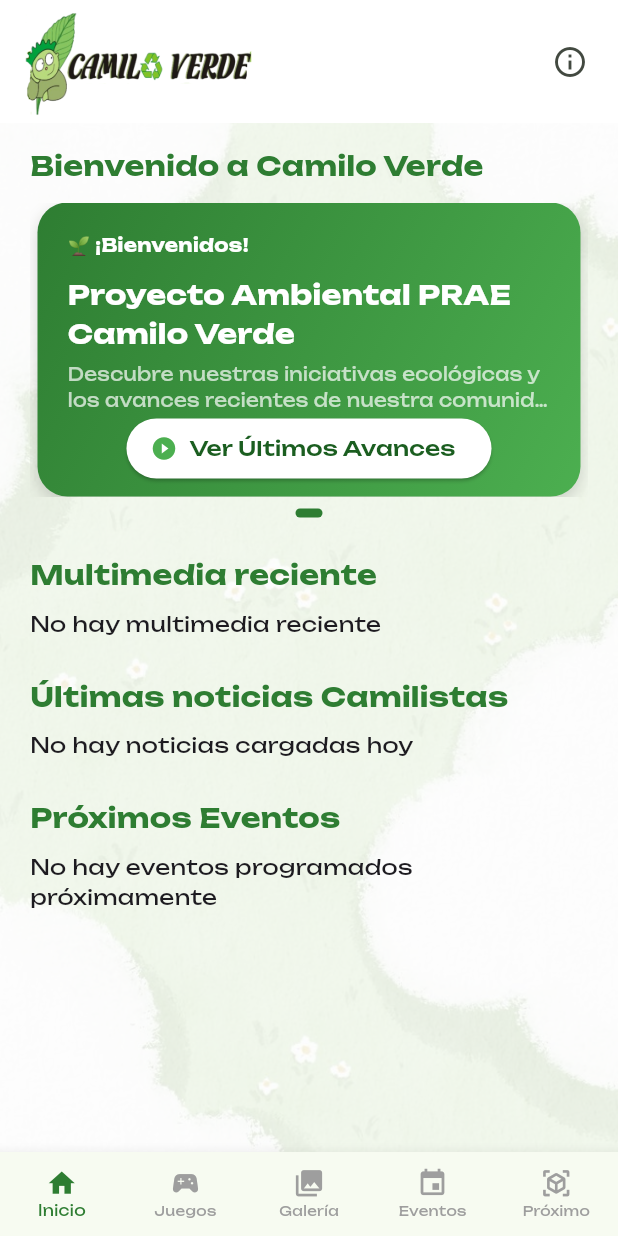
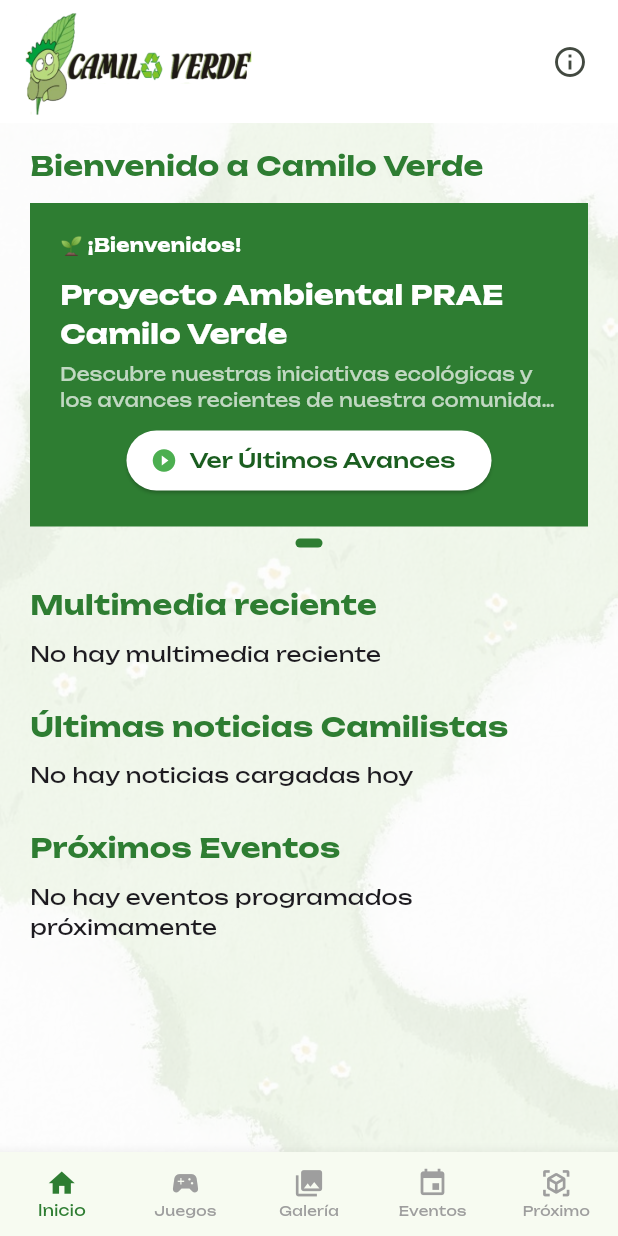
Before and after one commit to Elkin-M/Camilo_verde, a Flutter app: the screen it shows after launch, on a phone screen of 412 x 824 dp. Run offline on Flutter 3.47's test engine with Material 3 defaults, Android fonts, the phone set to English and light mode, and no system bars; our stand-ins replace google_fonts, video_player; missing offline and left inert: flame, gal, video_thumbnail; network calls fail.

Commit message:
Style welcome carousel as straight green banner

```diff
--- a/lib/screens/inicio_screen.dart
+++ b/lib/screens/inicio_screen.dart
@@ -185,23 +185,8 @@ class _SeccionInicioState extends State<SeccionInicio> {
   List<Widget> _obtenerSlidesCarrusel() {
     final slides = <Widget>[
       Container(
-        margin: const EdgeInsets.symmetric(horizontal: 5),
         padding: const EdgeInsets.all(20),
-        decoration: BoxDecoration(
-          borderRadius: BorderRadius.circular(20),
-          gradient: LinearGradient(
-            colors: [Colors.green.shade800, Colors.green.shade500],
-            begin: Alignment.topLeft,
-            end: Alignment.bottomRight,
-          ),
-          boxShadow: [
-            BoxShadow(
-              color: Colors.black.withValues(alpha: 0.15),
-              blurRadius: 8,
-              offset: const Offset(0, 4),
-            ),
-          ],
-        ),
+        decoration: BoxDecoration(color: const Color(0xFF2E7D32)),
         child: Column(
           mainAxisAlignment: MainAxisAlignment.center,
           crossAxisAlignment: CrossAxisAlignment.start,
@@ -262,10 +247,7 @@ class _SeccionInicioState extends State<SeccionInicio> {
             .replaceAll('.mov', '.jpg');
       }
       slides.add(
-        Container(
-          margin: const EdgeInsets.symmetric(horizontal: 5),
-          child: ClipRRect(
-            borderRadius: BorderRadius.circular(20),
+        ClipRect(
           child: Stack(
             fit: StackFit.expand,
             children: [
@@ -319,7 +301,6 @@ class _SeccionInicioState extends State<SeccionInicio> {
             ],
           ),
         ),
-        ),
       );
     }
     return slides;
@@ -337,7 +318,7 @@ class _SeccionInicioState extends State<SeccionInicio> {
       _buildSeccionTitulo('Bienvenido a Camilo Verde'),
       const SizedBox(height: 12),
       SizedBox(
-        height: 210,
+        height: 230,
         child: Column(
           children: [
             Expanded(
```
Lines whose indentation alone changed are shown as unchanged.
